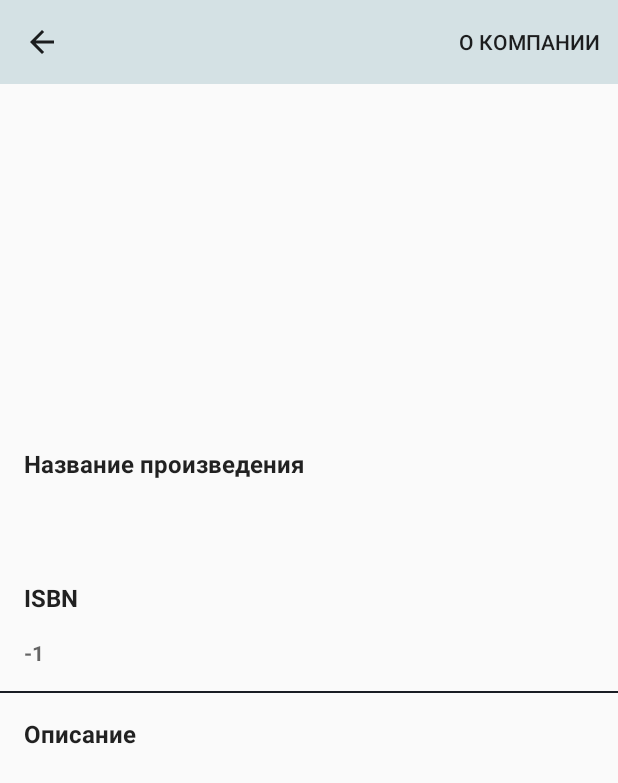
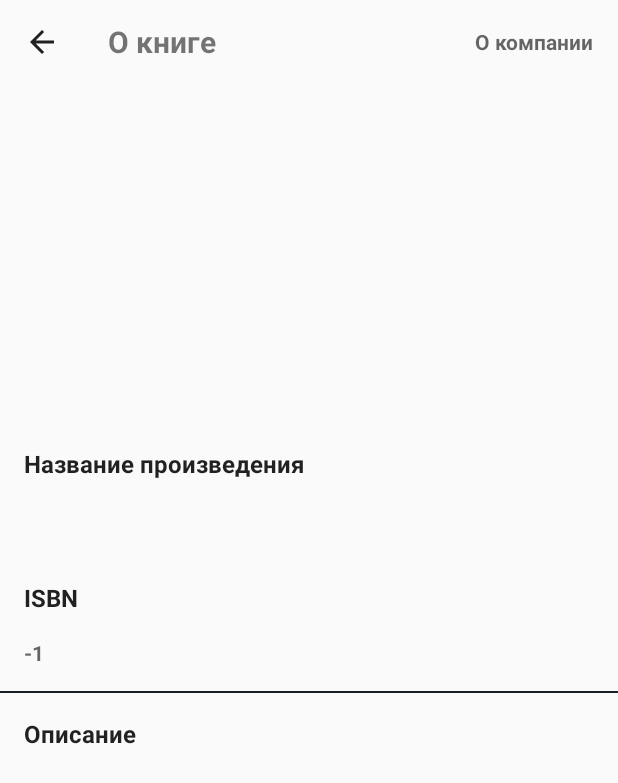
Before and after one commit to CoderPants/IronWaterTestApp, an Android app: the fragment ProductDescriptionFragment placed in its activity, on a phone screen of 412 x 824 dp. Shown: the top 783 px of the screen. Run offline under Robolectric (Android 15) with nearby library versions, the phone set to English and light mode, and no system bars; 3 statements that could not run were skipped.

Commit message:
Refactored code and added toolbar design

```diff
--- a/app/src/main/java/com/ironwater/testapp/ui/activities/MainActivity.kt
+++ b/app/src/main/java/com/ironwater/testapp/ui/activities/MainActivity.kt
@@ -2,6 +2,7 @@ package com.ironwater.testapp.ui.activities
 
 import android.os.Bundle
 import android.view.Menu
+import android.view.WindowManager
 import androidx.appcompat.app.AppCompatActivity
 import androidx.appcompat.widget.Toolbar
 import com.ironwater.testapp.R
@@ -12,17 +13,5 @@ class MainActivity : AppCompatActivity() {
     override fun onCreate(savedInstanceState: Bundle?) {
         super.onCreate(savedInstanceState)
         setContentView(R.layout.activity_main)
-
-        supportActionBar?.setDisplayShowTitleEnabled(false);
-        /*val toolbar : Toolbar = findViewById(R.id.main_toolbar)
-        toolbar.title = ""
-        setSupportActionBar(toolbar)*/
-        //redirectToFragment()
     }
-
-    /*override fun onCreateOptionsMenu(menu: Menu?): Boolean {
-        //return super.onCreateOptionsMenu(menu)
-        menuInflater.inflate(R.menu.descriprion_menu, menu)
-        return true
-    }*/
 }
--- a/app/src/main/java/com/ironwater/testapp/ui/fragments/ProductDescriptionFragment.kt
+++ b/app/src/main/java/com/ironwater/testapp/ui/fragments/ProductDescriptionFragment.kt
@@ -5,8 +5,8 @@ import android.view.Menu
 import android.view.MenuInflater
 import android.view.MenuItem
 import android.view.View
+import android.widget.FrameLayout
 import androidx.appcompat.app.AppCompatActivity
-import androidx.appcompat.widget.Toolbar
 import androidx.core.os.bundleOf
 import androidx.fragment.app.Fragment
 import androidx.lifecycle.ViewModelProvider
@@ -40,7 +40,12 @@ class ProductDescriptionFragment : Fragment(R.layout.product_description_fragmen
         viewModel = ViewModelProvider(activity as MainActivity).get(MainViewModel::class.java)
 
         val activity = (activity as AppCompatActivity)
-        viewModel.setupToolBar( activity, activity.findViewById(R.id.main_toolbar), true )
+        viewModel.setupToolBar(
+            activity,
+            activity.findViewById(R.id.main_toolbar),
+            true,
+            R.string.about_book
+        )
 
         val productID : Long = arguments!!.getLong(Constants.PRODUCT_ID)
         fillFragment(productID)
@@ -49,6 +54,17 @@ class ProductDescriptionFragment : Fragment(R.layout.product_description_fragmen
     override fun onCreateOptionsMenu(menu: Menu, inflater: MenuInflater) {
         super.onCreateOptionsMenu(menu, inflater)
         activity!!.menuInflater.inflate(R.menu.descriprion_menu, menu)
+    }
+
+    //Without this, custom toolbar item won't be clickable
+    override fun onPrepareOptionsMenu(menu: Menu) {
+        val customMenuItem = menu.findItem(R.id.action_about_company)
+        val rootView : FrameLayout = customMenuItem.actionView as FrameLayout
+
+        rootView.setOnClickListener{
+            onOptionsItemSelected(customMenuItem)
+        }
+        super.onPrepareOptionsMenu(menu)
     }
 
     override fun onOptionsItemSelected(item: MenuItem): Boolean =
@@ -65,14 +81,11 @@ class ProductDescriptionFragment : Fragment(R.layout.product_description_fragmen
     private fun fillFragment(id : Long) {
         product = viewModel.findProductById(id)
 
-        val image = activity!!
-            .resources
-            .getIdentifier(product.image, "drawable", activity!!.packageName)
+        val image = viewModel
+            .getDrawableByName(product.image, activity = activity as AppCompatActivity)
 
-        if (android.os.Build.VERSION.SDK_INT >= android.os.Build.VERSION_CODES.LOLLIPOP)
-            description_fragment_iv_for_product_image.setImageDrawable(activity!!.resources.getDrawable(image, null))
-        else
-            description_fragment_iv_for_product_image.setImageDrawable(activity!!.resources.getDrawable(image))
+        description_fragment_iv_for_product_image
+            .setImageDrawable(image)
 
         description_fragment_tv_for_product_id.text = product.isbn.toString()
         description_fragment_tv_for_product_name.text = product.title
--- a/app/src/main/java/com/ironwater/testapp/ui/fragments/ProductListFragment.kt
+++ b/app/src/main/java/com/ironwater/testapp/ui/fragments/ProductListFragment.kt
@@ -40,7 +40,12 @@ class ProductListFragment : Fragment(R.layout.product_list_fragment) {
         viewModel = ViewModelProvider(activity as MainActivity).get(MainViewModel::class.java)
 
         val activity = (activity as AppCompatActivity)
-        viewModel.setupToolBar( activity, activity.findViewById(R.id.main_toolbar), false )
+        viewModel.setupToolBar(
+            activity,
+            activity.findViewById(R.id.main_toolbar),
+            false,
+            R.string.books
+        )
 
         initRecyclerView()
         subscribeObservers()
@@ -49,22 +54,15 @@ class ProductListFragment : Fragment(R.layout.product_list_fragment) {
     private fun initRecyclerView() {
 
         rvAdapter.setCallBack(object : ProductsAdapter.RVCallBack{
+
             override fun redirectToDescriptionFragment(productId: Long) {
                 val bundle = bundleOf(Constants.PRODUCT_ID to productId)
                 navController
                     .navigate(R.id.action_productListFragment_to_productDescriptionFragment, bundle)
             }
 
-            override fun getDrawable(imageName: String): Drawable {
-                val image = activity!!
-                    .resources
-                    .getIdentifier(imageName, "drawable", activity!!.packageName)
-
-                return if (android.os.Build.VERSION.SDK_INT >= android.os.Build.VERSION_CODES.LOLLIPOP)
-                    activity!!.resources.getDrawable(image, null)
-                else
-                    activity!!.resources.getDrawable(image)
-            }
+            override fun getDrawable(imageName: String): Drawable =
+                viewModel.getDrawableByName(imageName, activity = activity as AppCompatActivity)
         })
 
         rv_for_products.apply {
--- a/app/src/main/java/com/ironwater/testapp/ui/rvadapters/ProductsAdapter.kt
+++ b/app/src/main/java/com/ironwater/testapp/ui/rvadapters/ProductsAdapter.kt
@@ -12,7 +12,7 @@ import kotlinx.android.synthetic.main.product_rv_element.view.*
 class ProductsAdapter : RecyclerView.Adapter<ProductsAdapter.ProductViewHolder>(){
 
     private val products : MutableList<Product> = ArrayList()
-    lateinit var callback : RVCallBack
+    private lateinit var callback : RVCallBack
 
     override fun onCreateViewHolder(parent: ViewGroup, viewType: Int): ProductViewHolder {
         val view = LayoutInflater
--- a/app/src/main/java/com/ironwater/testapp/utils/Constants.kt
+++ b/app/src/main/java/com/ironwater/testapp/utils/Constants.kt
@@ -1,7 +1,4 @@
 package com.ironwater.testapp.utils
-
-import com.ironwater.testapp.model.Description
-import com.ironwater.testapp.model.Product
 
 object Constants {
 
@@ -9,6 +6,4 @@ object Constants {
 
     const val PRODUCT_ID : String = "productId"
     const val HAS_DIALOG : String = "hasDialog"
-
-    val EMPTY_PRODUCT : Product = Product()
 }
--- a/app/src/main/java/com/ironwater/testapp/viewmodel/MainViewModel.kt
+++ b/app/src/main/java/com/ironwater/testapp/viewmodel/MainViewModel.kt
@@ -1,13 +1,17 @@
 package com.ironwater.testapp.viewmodel
 
+import android.graphics.drawable.Drawable
+import android.widget.TextView
 import androidx.appcompat.app.AppCompatActivity
 import androidx.appcompat.widget.Toolbar
 import androidx.lifecycle.LiveData
 import androidx.lifecycle.MutableLiveData
 import androidx.lifecycle.ViewModel
+import com.ironwater.testapp.R
 import com.ironwater.testapp.model.Product
 import com.ironwater.testapp.storage.Repository
 import com.ironwater.testapp.utils.Constants
+import kotlinx.android.synthetic.main.activity_main.*
 import kotlinx.coroutines.CoroutineScope
 import kotlinx.coroutines.Dispatchers
 import kotlinx.coroutines.launch
@@ -45,14 +49,31 @@ class MainViewModel : ViewModel(){
             if(product.isbn == id)
                 return product
         }
-        return Constants.EMPTY_PRODUCT
+
+        //Wll never be occurred
+        return Product()
     }
 
-    fun setupToolBar(activity: AppCompatActivity, toolbar: Toolbar, enableUpButton : Boolean)=
+    fun getDrawableByName(imageName : String, activity: AppCompatActivity) : Drawable{
+        val image = activity
+            .resources
+            .getIdentifier(imageName, "drawable", activity.packageName)
+
+        return if (android.os.Build.VERSION.SDK_INT >= android.os.Build.VERSION_CODES.LOLLIPOP)
+            activity.resources.getDrawable(image, null)
+        else
+            activity.resources.getDrawable(image)
+    }
+
+    fun setupToolBar(activity: AppCompatActivity, toolbar: Toolbar,
+                     enableUpButton : Boolean, titleId : Int )=
         activity.apply {
             setSupportActionBar(toolbar)
+            toolbar.findViewById<TextView>(R.id.toolbar_tv_books).setText(titleId)
+
             supportActionBar!!.setDisplayShowTitleEnabled(false)
             supportActionBar!!.setDisplayHomeAsUpEnabled(enableUpButton)
+
             if(enableUpButton)
                 toolbar.setNavigationOnClickListener { onBackPressed() }
         }
--- a/app/src/main/res/layout/activity_main.xml
+++ b/app/src/main/res/layout/activity_main.xml
@@ -15,7 +15,17 @@
         android:theme="@style/ThemeOverlay.AppCompat.ActionBar"
         app:popupTheme="@style/ThemeOverlay.AppCompat.Light"
         android:layout_gravity="center_horizontal"
-        />
+        >
+
+        <TextView
+            android:id="@+id/toolbar_tv_books"
+            android:layout_width="wrap_content"
+            android:layout_height="wrap_content"
+            android:text="@string/books"
+            android:textSize="20sp"
+            android:textStyle="bold" />
+
+    </androidx.appcompat.widget.Toolbar>
 
     <androidx.fragment.app.FragmentContainerView
         android:id="@+id/nav_host_fragment"
--- /dev/null
+++ b/app/src/main/res/layout/toolbar_textview_customization.xml
@@ -0,0 +1,16 @@
+<?xml version="1.0" encoding="utf-8"?>
+<FrameLayout xmlns:android="http://schemas.android.com/apk/res/android"
+    android:layout_width="wrap_content"
+    android:layout_height="wrap_content"
+    android:layout_gravity="center"
+    android:paddingEnd="@dimen/rv_element_padding"
+    android:paddingStart="@dimen/rv_element_padding"
+    android:background="?attr/selectableItemBackgroundBorderless">
+
+    <TextView
+        android:layout_width="match_parent"
+        android:layout_height="match_parent"
+        android:text="@string/about_company"
+        android:textAppearance="@style/TextSecondary"/>
+
+</FrameLayout>
--- a/app/src/main/res/menu/descriprion_menu.xml
+++ b/app/src/main/res/menu/descriprion_menu.xml
@@ -5,5 +5,6 @@
     <item
         android:id="@+id/action_about_company"
         android:title="@string/about_company"
+        app:actionLayout="@layout/toolbar_textview_customization"
         app:showAsAction="ifRoom" />
 </menu>
--- a/app/src/main/res/values/colors.xml
+++ b/app/src/main/res/values/colors.xml
@@ -9,4 +9,11 @@
 
     <color name="gray">#707376</color>
     <color name="black">#191d24</color>
+
+    <color name="transparent">#00000000</color>
+
+    <color name="appBlueDark">#040FA9</color>
+    <color name="appWhite">#FBFCFC</color>
+    <color name="appGray">#909CB5</color>
+
 </resources>
--- a/app/src/main/res/values/strings.xml
+++ b/app/src/main/res/values/strings.xml
@@ -1,6 +1,10 @@
 <resources>
     <string name="app_name">Product Manager</string>
+
+    <string name="books">Книги</string>
+    <string name="about_book">О книге</string>
     <string name="about_company">О компании</string>
+
     <string name="product_name">Название произведения</string>
     <string name="product_id">ISBN</string>
     <string name="description">Описание</string>
--- a/app/src/main/res/values/styles.xml
+++ b/app/src/main/res/values/styles.xml
@@ -3,8 +3,8 @@
     <!-- Base application theme. -->
     <style name="AppTheme" parent="Theme.AppCompat.Light.NoActionBar">
         <!-- Customize your theme here. -->
-        <item name="colorPrimary">@color/colorPrimary</item>
-        <item name="colorPrimaryDark">@color/colorPrimaryDark</item>
+        <item name="colorPrimary">@color/transparent</item>
+        <item name="colorPrimaryDark">@color/transparent</item>
         <item name="colorAccent">@color/colorAccent</item>
     </style>
 
```
Also changed, not shown: app/src/main/java/com/ironwater/testapp/ui/fragments/ProductCompanyFragment.kt (+16 -18 lines).
